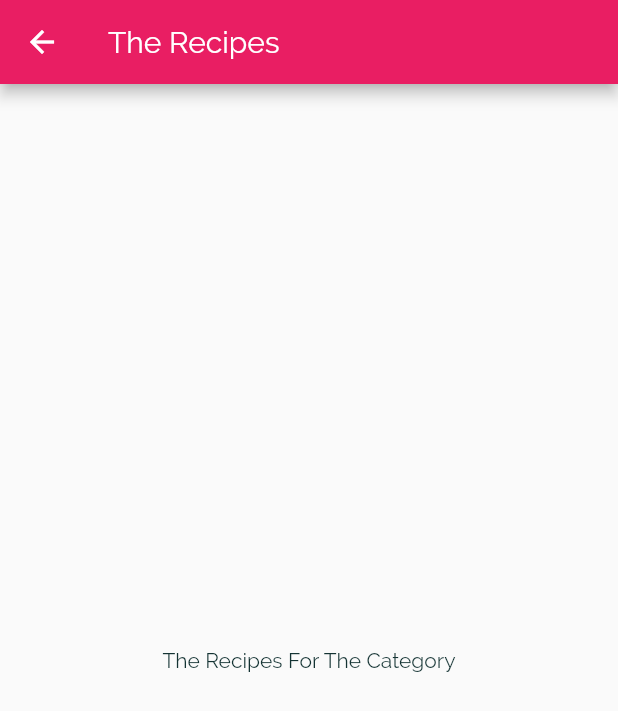
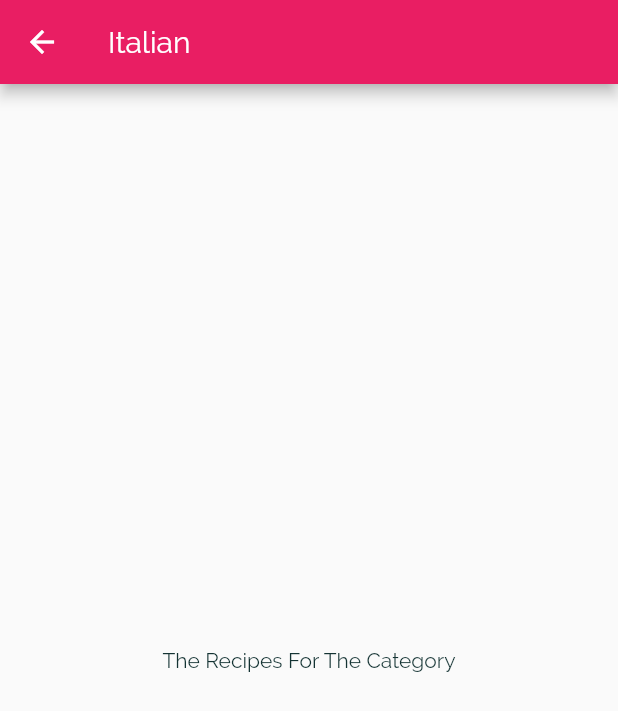
Before and after one commit to Kalam031/Meal-App, a Flutter app: the screen it shows after launch, after a tap on "Italian", on a phone screen of 412 x 824 dp. Shown: the top 711 px of the screen. Run offline on Flutter 3.47's test engine with Material 2 defaults, Android fonts, the phone set to English and light mode, and no system bars.

```diff
--- a/lib/catagories_screen.dart
+++ b/lib/catagories_screen.dart
@@ -16,6 +16,7 @@ class CatergoriesScreen extends StatelessWidget {
         children: DUMMY_CATEGORIES
             .map(
               (catData) => CategoryItem(
+                catData.id,
                 catData.title,
                 catData.color,
               ),
--- a/lib/category_item.dart
+++ b/lib/category_item.dart
@@ -2,15 +2,16 @@ import 'package:flutter/material.dart';
 import 'package:flutter_complete_guide/category_meals_screen.dart';
 
 class CategoryItem extends StatelessWidget {
+  final String id;
   final String title;
   final Color color;
 
-  CategoryItem(this.title, this.color);
+  CategoryItem(this.id, this.title, this.color);
 
   void selectCategory(BuildContext ctx) {
     Navigator.of(ctx).push(
       MaterialPageRoute(builder: (_) {
-        return CategoryMealsScreen();
+        return CategoryMealsScreen(id, title);
       }),
     );
   }
--- a/lib/category_meals_screen.dart
+++ b/lib/category_meals_screen.dart
@@ -1,12 +1,17 @@
 import 'package:flutter/material.dart';
 
 class CategoryMealsScreen extends StatelessWidget {
+  final String categoryId;
+  final String categoryTitle;
+
+  CategoryMealsScreen(this.categoryId, this.categoryTitle);
+
   @override
   Widget build(BuildContext context) {
     return Scaffold(
       appBar: AppBar(
         title: Text(
-          'The Recipes',
+          categoryTitle,
         ),
       ),
       body: Center(
--- a/lib/main.dart
+++ b/lib/main.dart
@@ -23,7 +23,8 @@ class MyApp extends StatelessWidget {
                 fontSize: 20,
                 fontFamily: 'RobotoCondensed',
                 fontWeight: FontWeight.bold,
-            )),
+              ),
+            ),
       ),
       home: CatergoriesScreen(),
     );
```
Lines whose indentation alone changed are shown as unchanged.
